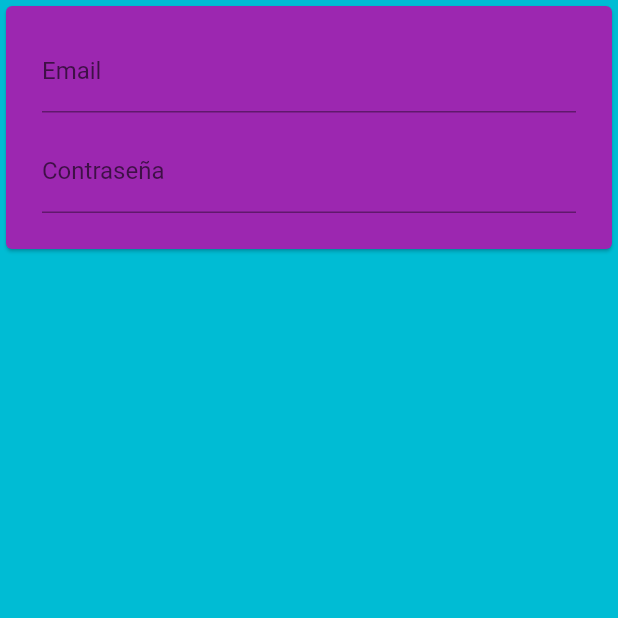
After one commit to ross96D/grpc-flutter-go, a Flutter app: the PageAuth screen opened directly, on a phone screen of 412 x 824 dp, the top half of it. The commit adds this screen. Run offline on Flutter 3.47's test engine with Material 2 defaults, Android fonts, the phone set to English and light mode, and no system bars; our stand-ins replace fixnum; missing offline and left inert: grpc, protobuf; statements that could not run were skipped.

Commit message:
feat: added part work on frontend

```diff
--- a/frontend/lib/main.dart
+++ b/frontend/lib/main.dart
@@ -1,4 +1,5 @@
 import 'package:flutter/material.dart';
+import 'package:frontend/src/statics.dart';
 import 'package:frontend/src/generated/book.pbgrpc.dart';
 import 'package:grpc/grpc.dart';
 
@@ -50,15 +51,18 @@ class MyHomePage extends StatefulWidget {
 }
 
 class _MyHomePageState extends State<MyHomePage> {
-  late ClientChannel _channel;
   late BookServiceClient _stub;
   List<Book>? _books;
 
   @override
   void initState() {
-    _channel = ClientChannel('localhost', port: 8080, options: const ChannelOptions(credentials: ChannelCredentials.insecure()));
-    _stub = BookServiceClient(_channel);
-
+    _stub = BookServiceClient(
+      Connection.channel,
+      options: CallOptions(
+        metadata: {
+          "authorization": Values.token?.token ?? "auth-token",
+        })
+    );
     super.initState();
   }
 
--- /dev/null
+++ b/frontend/lib/src/pages/auth.dart
@@ -0,0 +1,91 @@
+import 'package:flutter/material.dart';
+import 'package:frontend/src/statics.dart';
+import 'package:frontend/src/generated/user.pbgrpc.dart';
+
+
+final passwordFocusNode = FocusNode();
+
+class PageAuth extends StatefulWidget {
+  const PageAuth({Key? key}) : super(key: key);
+
+  @override
+  _PageAuthState createState() => _PageAuthState();
+}
+
+class _PageAuthState extends State<PageAuth> {
+  late UserServiceClient _stub;
+  String? email;
+  String? password;
+
+  @override
+  void initState() {
+    _stub = UserServiceClient(Connection.channel);
+    super.initState();
+  }
+
+  @override
+  Widget build(BuildContext context) {
+    return Scaffold(
+      backgroundColor: Colors.cyan,
+      body: Card(
+        color: Colors.purple,
+        child: Padding(
+          padding: EdgeInsets.only(bottom: 24, left: 24, right: 24, top: 16),
+          child: Column(
+            mainAxisSize: MainAxisSize.min,
+            crossAxisAlignment: CrossAxisAlignment.stretch,
+            children: [
+              TextFormField(
+                keyboardType: TextInputType.emailAddress,
+                onChanged: (value) => setState(() => email = value),
+                decoration: const InputDecoration(
+                  labelText: "Email",
+                  contentPadding: EdgeInsets.only(
+                    right: 0,
+                    left: 0,
+                    bottom: 8,
+                    top: 12,
+                  ),
+                ),
+                onFieldSubmitted: (value) {
+                  if (email != null) {
+                    passwordFocusNode.requestFocus();
+                  }
+                },
+              ),
+              const SizedBox(height: 12,),
+              Stack(
+                children: [
+                  TextFormField(
+                    focusNode: passwordFocusNode,
+                    obscureText: true,
+                    onChanged: (value) {
+                      setState(() {
+                        password = value;
+                      });
+                    },
+                    decoration: const InputDecoration(
+                      labelText: "Contraseña",
+                      contentPadding: EdgeInsets.only(right: 40, left: 0, bottom: 8, top: 12),
+                    ),
+                    onFieldSubmitted: (value) {
+                      if (email != null && password != null) {
+                        login();
+                      }
+                    },
+                  ),
+                ],
+              )
+            ],
+
+
+          ),
+        ),
+      ),
+    );
+  }
+
+  void login() async {
+    Values.token = await _stub.login(LoginParams(email: email, password: password));
+  }
+}
--- /dev/null
+++ b/frontend/lib/src/statics.dart
@@ -0,0 +1,16 @@
+import 'package:frontend/src/generated/user.pbgrpc.dart';
+import 'package:grpc/grpc.dart';
+
+abstract class Connection {
+  static ClientChannel channel = ClientChannel(
+    'localhost',
+    port: 8080,
+    options: const ChannelOptions(
+      credentials: ChannelCredentials.insecure()
+    )
+  );
+}
+
+abstract class Values {
+  static Token? token;
+}
```
